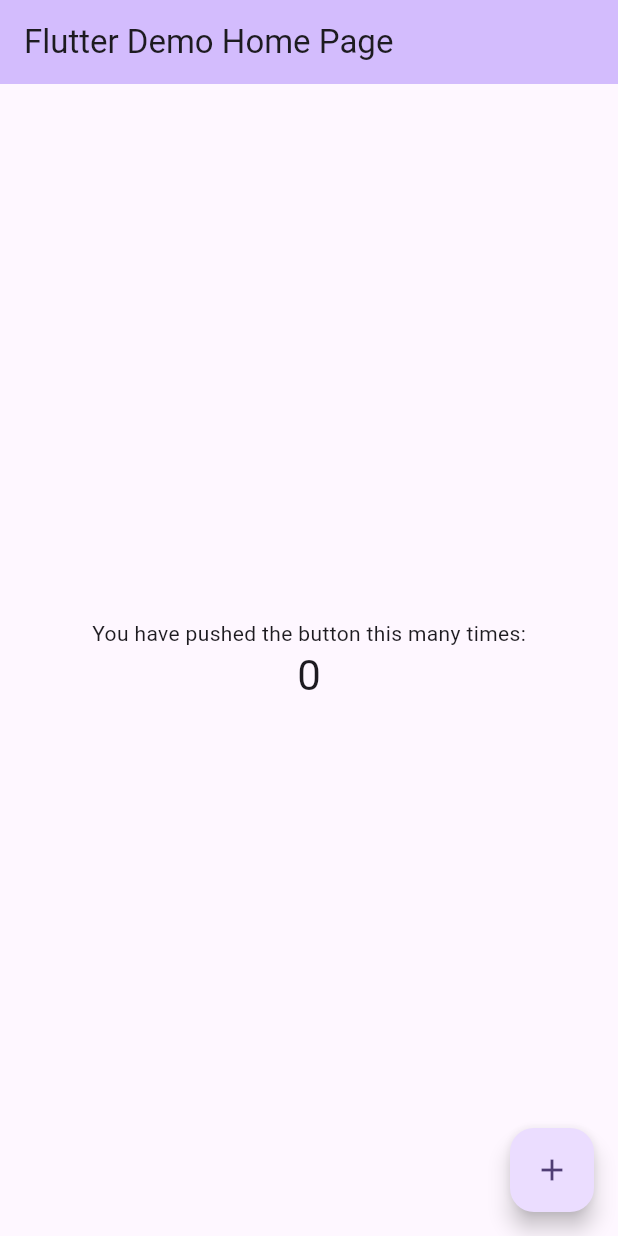
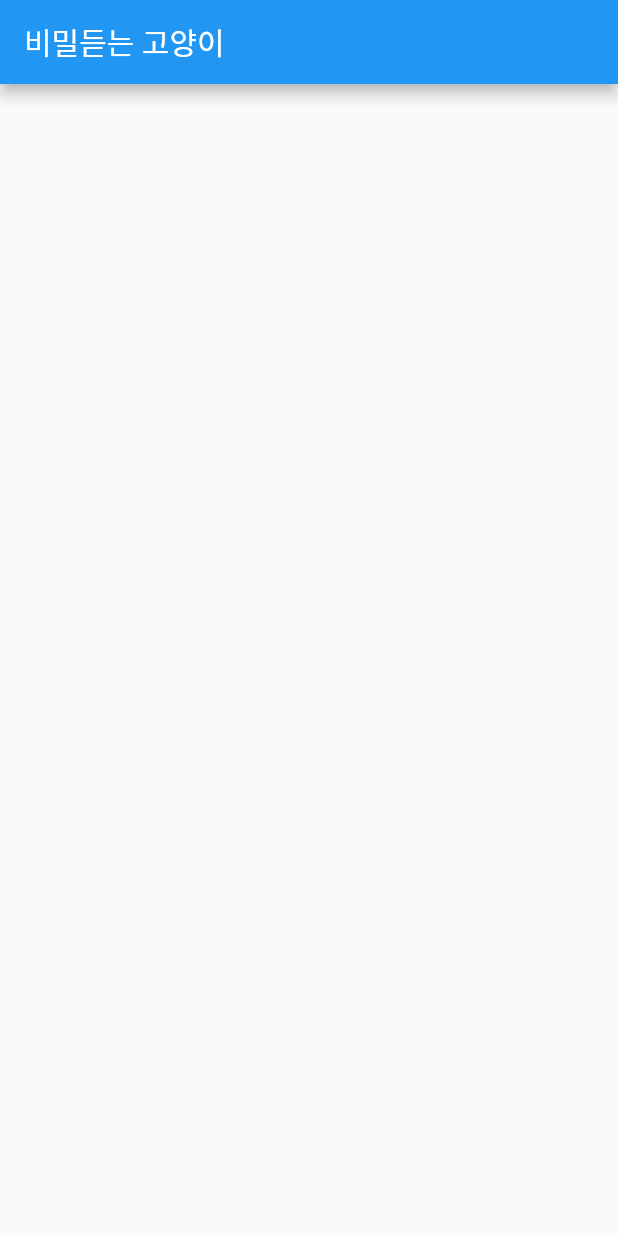
Before and after one commit to wlgnsdl815/sniper-factory-flutter, a Flutter app: the screen it shows after launch, on a phone screen of 412 x 824 dp. Run offline on Flutter 3.47's test engine with Material 2 defaults, Android fonts, the light colour scheme and no system bars; our stand-ins replace animate_do, carousel_slider, connectivity_plus, dio, flutter_spinkit, image_picker and 2 more; missing offline and left inert: secret_cat_sdk; Roboto replaces fonts that are missing (Neo).

Commit message:
제일 기본 설정

```diff
--- a/week_4/weekly_assessment/analysis_options.yaml
+++ b/week_4/weekly_assessment/analysis_options.yaml
@@ -22,6 +22,7 @@ linter:
   # `// ignore_for_file: name_of_lint` syntax on the line or in the file
   # producing the lint.
   rules:
+    prefer_const_constructors: false
     # avoid_print: false  # Uncomment to disable the `avoid_print` rule
     # prefer_single_quotes: true  # Uncomment to enable the `prefer_single_quotes` rule
 
--- a/week_4/weekly_assessment/lib/main.dart
+++ b/week_4/weekly_assessment/lib/main.dart
@@ -1,125 +1,16 @@
 import 'package:flutter/material.dart';
+import 'package:weekly_assessment/screens/main_screen.dart';
 
-void main() {
-  runApp(const MyApp());
-}
+void main() => runApp(MyApp());
 
 class MyApp extends StatelessWidget {
   const MyApp({super.key});
 
-  // This widget is the root of your application.
   @override
   Widget build(BuildContext context) {
     return MaterialApp(
-      title: 'Flutter Demo',
-      theme: ThemeData(
-        // This is the theme of your application.
-        //
-        // TRY THIS: Try running your application with "flutter run". You'll see
-        // the application has a blue toolbar. Then, without quitting the app,
-        // try changing the seedColor in the colorScheme below to Colors.green
-        // and then invoke "hot reload" (save your changes or press the "hot
-        // reload" button in a Flutter-supported IDE, or press "r" if you used
-        // the command line to start the app).
-        //
-        // Notice that the counter didn't reset back to zero; the application
-        // state is not lost during the reload. To reset the state, use hot
-        // restart instead.
-        //
-        // This works for code too, not just values: Most code changes can be
-        // tested with just a hot reload.
-        colorScheme: ColorScheme.fromSeed(seedColor: Colors.deepPurple),
-        useMaterial3: true,
-      ),
-      home: const MyHomePage(title: 'Flutter Demo Home Page'),
+      theme: ThemeData(fontFamily: 'Neo'),
+      home: MainScreen(),
     );
   }
 }
-
-class MyHomePage extends StatefulWidget {
-  const MyHomePage({super.key, required this.title});
-
-  // This widget is the home page of your application. It is stateful, meaning
-  // that it has a State object (defined below) that contains fields that affect
-  // how it looks.
-
-  // This class is the configuration for the state. It holds the values (in this
-  // case the title) provided by the parent (in this case the App widget) and
-  // used by the build method of the State. Fields in a Widget subclass are
-  // always marked "final".
-
-  final String title;
-
-  @override
-  State<MyHomePage> createState() => _MyHomePageState();
-}
-
-class _MyHomePageState extends State<MyHomePage> {
-  int _counter = 0;
-
-  void _incrementCounter() {
-    setState(() {
-      // This call to setState tells the Flutter framework that something has
-      // changed in this State, which causes it to rerun the build method below
-      // so that the display can reflect the updated values. If we changed
-      // _counter without calling setState(), then the build method would not be
-      // called again, and so nothing would appear to happen.
-      _counter++;
-    });
-  }
-
-  @override
-  Widget build(BuildContext context) {
-    // This method is rerun every time setState is called, for instance as done
-    // by the _incrementCounter method above.
-    //
-    // The Flutter framework has been optimized to make rerunning build methods
-    // fast, so that you can just rebuild anything that needs updating rather
-    // than having to individually change instances of widgets.
-    return Scaffold(
-      appBar: AppBar(
-        // TRY THIS: Try changing the color here to a specific color (to
-        // Colors.amber, perhaps?) and trigger a hot reload to see the AppBar
-        // change color while the other colors stay the same.
-        backgroundColor: Theme.of(context).colorScheme.inversePrimary,
-        // Here we take the value from the MyHomePage object that was created by
-        // the App.build method, and use it to set our appbar title.
-        title: Text(widget.title),
-      ),
-      body: Center(
-        // Center is a layout widget. It takes a single child and positions it
-        // in the middle of the parent.
-        child: Column(
-          // Column is also a layout widget. It takes a list of children and
-          // arranges them vertically. By default, it sizes itself to fit its
-          // children horizontally, and tries to be as tall as its parent.
-          //
-          // Column has various properties to control how it sizes itself and
-          // how it positions its children. Here we use mainAxisAlignment to
-          // center the children vertically; the main axis here is the vertical
-          // axis because Columns are vertical (the cross axis would be
-          // horizontal).
-          //
-          // TRY THIS: Invoke "debug painting" (choose the "Toggle Debug Paint"
-          // action in the IDE, or press "p" in the console), to see the
-          // wireframe for each widget.
-          mainAxisAlignment: MainAxisAlignment.center,
-          children: <Widget>[
-            const Text(
-              'You have pushed the button this many times:',
-            ),
-            Text(
-              '$_counter',
-              style: Theme.of(context).textTheme.headlineMedium,
-            ),
-          ],
-        ),
-      ),
-      floatingActionButton: FloatingActionButton(
-        onPressed: _incrementCounter,
-        tooltip: 'Increment',
-        child: const Icon(Icons.add),
-      ), // This trailing comma makes auto-formatting nicer for build methods.
-    );
-  }
-}
--- /dev/null
+++ b/week_4/weekly_assessment/lib/screens/main_screen.dart
@@ -0,0 +1,14 @@
+import 'package:flutter/material.dart';
+
+class MainScreen extends StatelessWidget {
+  const MainScreen({super.key});
+
+  @override
+  Widget build(BuildContext context) {
+    return Scaffold(
+      appBar: AppBar(
+        title: Text('비밀듣는 고양이'),
+      ),
+    );
+  }
+}
```
Also changed, not shown: week_4/weekly_assessment/pubspec.yaml (+11 -6 lines), week_4/weekly_assessment/assets/images/bakeneko.png (added), week_4/weekly_assessment/assets/images/kappa.png (added), week_4/weekly_assessment/assets/images/nekomata.png (added), week_4/weekly_assessment/assets/images/onibi.png (added), week_4/weekly_assessment/assets/images/yorogumo.png (added), week_4/weekly_assessment/pubspec.lock, 1 other file.
